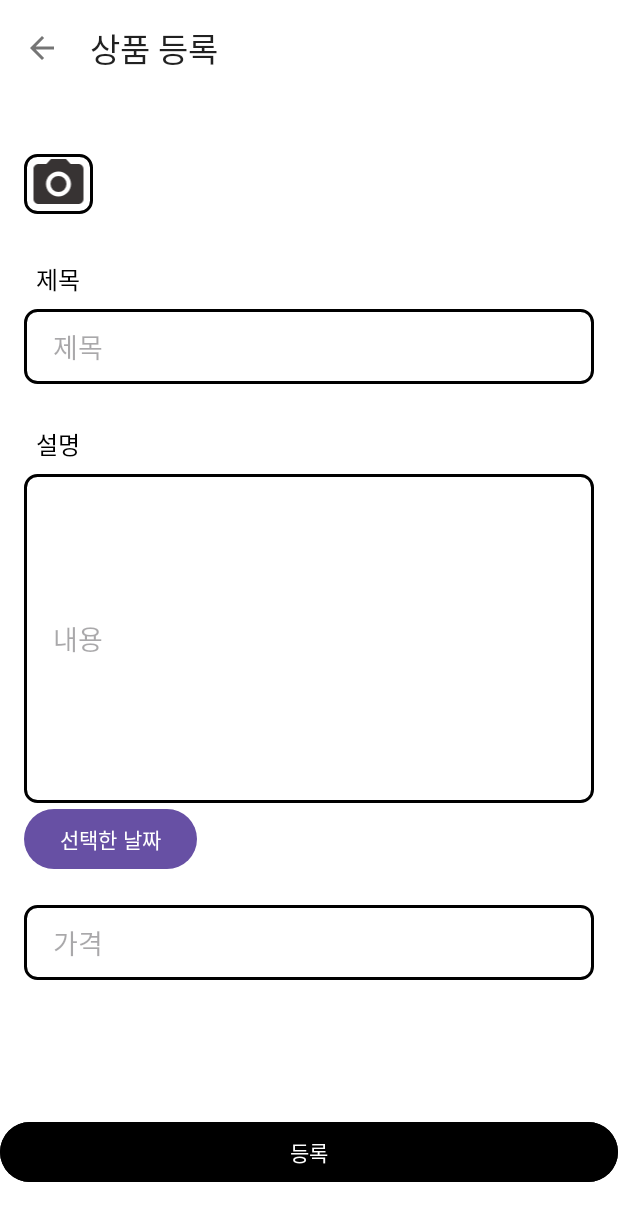
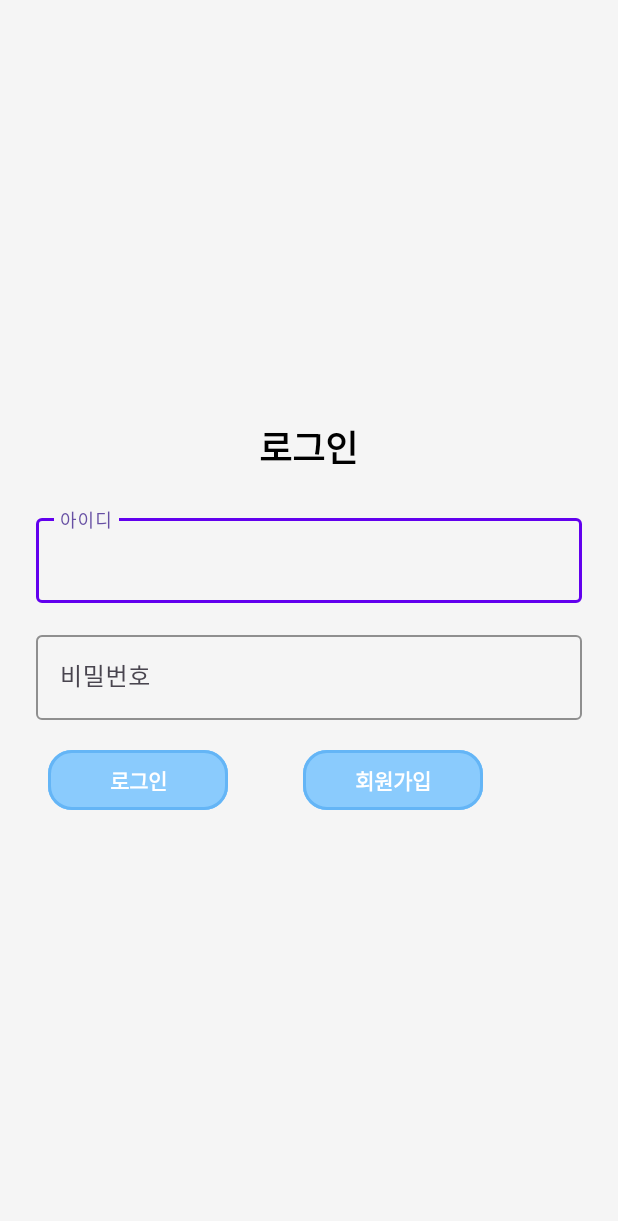
Before and after one commit to PH-K-1/ph-k, an Android app: the screen it shows after launch (RegisterActivity before the commit, LoginActivity after it), item 2 of the bottom bar chosen, on a phone screen of 412 x 824 dp. Shown: the top 1221 px of the screen. Run offline under Robolectric (Android 15) with nearby library versions, the phone set to English and light mode, and no system bars; our stand-ins replace Volley; network calls fail; pictures from the network do not load.

Commit message:
app logo 추가, 구조변경

```diff
--- a/app/build.gradle
+++ b/app/build.gradle
@@ -14,7 +14,7 @@ android {
         versionName "1.0"
 
         // BASE_URL 설정
-        buildConfigField "String", "BASE_URL", '"http://192.168.31.18:7310"'
+        buildConfigField "String", "BASE_URL", '"http://203.250.133.110:7310"'
 
         testInstrumentationRunner "androidx.test.runner.AndroidJUnitRunner"
     }
@@ -55,6 +55,8 @@ dependencies {
 
     // Socket.IO 클라이언트
     implementation 'io.socket:socket.io-client:2.0.0'
+    implementation 'io.socket:socket.io-client:2.0.1'
+    implementation 'com.squareup.okhttp3:okhttp:4.11.0'
 
     // 테스트 라이브러리
     testImplementation libs.junit
--- a/app/src/main/AndroidManifest.xml
+++ b/app/src/main/AndroidManifest.xml
@@ -7,8 +7,8 @@
         android:allowBackup="true"
         android:dataExtractionRules="@xml/data_extraction_rules"
         android:fullBackupContent="@xml/backup_rules"
-        android:icon="@mipmap/ic_launcher"
-        android:label="PH-K"
+        android:icon="@mipmap/sap"
+        android:label="SAP"
         android:roundIcon="@mipmap/ic_launcher_round"
         android:supportsRtl="true"
         android:theme="@style/Theme.Phk"
@@ -19,7 +19,6 @@
         <activity
             android:name=".BoardActivity"
             android:exported="true"
-            android:label="상품 목록"
             tools:ignore="WrongManifestParent">
             <intent-filter>
                 <action android:name="android.intent.action.MAIN" />
--- a/app/src/main/java/com/example/ph_k/BoardActivity.java
+++ b/app/src/main/java/com/example/ph_k/BoardActivity.java
@@ -57,7 +57,13 @@ public class BoardActivity extends AppCompatActivity {
         bottomNavigationView = findViewById(R.id.bottomNavigationView);
         Toolbar toolbar = findViewById(R.id.toolbar);
 
+        // Toolbar 설정
         setSupportActionBar(toolbar);
+
+        // 상단바에 타이틀 설정
+        if (getSupportActionBar() != null) {
+            getSupportActionBar().setTitle("상품 목록");
+        }
 
         // ActionBarDrawerToggle 설정
         toggle = new ActionBarDrawerToggle(this, drawerLayout, toolbar,
@@ -83,17 +89,27 @@ public class BoardActivity extends AppCompatActivity {
         bottomNavigationView.setOnNavigationItemSelectedListener(item -> {
             int itemId = item.getItemId();
             if (itemId == R.id.nav_register) {
-                startActivity(new Intent(BoardActivity.this, RegisterActivity.class));
+                // 로그인 상태 확인 (이미 선언된 sharedPreferences 사용)
+                String loggedInUserId = sharedPreferences.getString("username", null);
+
+                if (loggedInUserId == null) {
+                    // 로그인되지 않은 상태이면 로그인 화면으로 이동
+                    Intent intent = new Intent(BoardActivity.this, LoginActivity.class);
+                    startActivity(intent);
+                } else {
+                    // 로그인된 상태라면 등록 화면으로 이동
+                    startActivity(new Intent(BoardActivity.this, RegisterActivity.class));
+                }
                 return true;
             } else if (itemId == R.id.nav_border) {
                 return true;
-            }
-            else if (itemId == R.id.nav_mypage) {
+            } else if (itemId == R.id.nav_mypage) {
                 startActivity(new Intent(BoardActivity.this, MyPageActivity.class));
                 return true;
             }
             return false;
         });
+
 
         // RecyclerView 설정
         recyclerView = findViewById(R.id.recyclerView);
--- a/app/src/main/res/xml/network_security_config.xml
+++ b/app/src/main/res/xml/network_security_config.xml
@@ -1,6 +1,6 @@
 <?xml version="1.0" encoding="utf-8"?>
 <network-security-config>
     <domain-config cleartextTrafficPermitted="true">
-        <domain includeSubdomains="true">192.168.31.18</domain>  <!-- 실제 서버 IP로 변경 -->
+        <domain includeSubdomains="true">203.250.133.110</domain>  <!-- 실제 서버 IP로 변경 -->
     </domain-config>
 </network-security-config>
--- a/gradle/libs.versions.toml
+++ b/gradle/libs.versions.toml
@@ -1,5 +1,5 @@
 [versions]
-agp = "8.7.2"
+agp = "8.7.3"
 junit = "4.13.2"
 junitVersion = "1.2.1"
 espressoCore = "3.6.1"
```
Also changed, not shown: app/src/main/java/com/example/ph_k/MyPageActivity.java (+15 -3 lines), app/src/main/java/com/example/ph_k/ItemAdapter.java (line endings or trailing spaces), app/src/main/res/layout/item_layout.xml (line endings or trailing spaces), app/src/main/res/mipmap-hdpi/sap.png (added).
